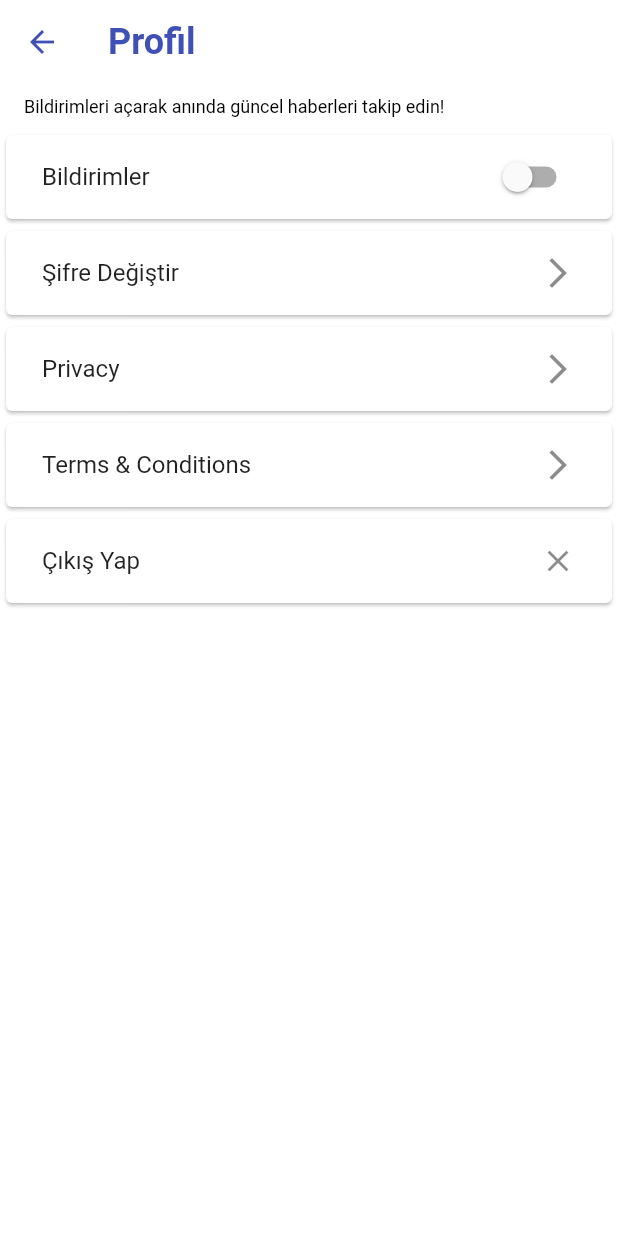
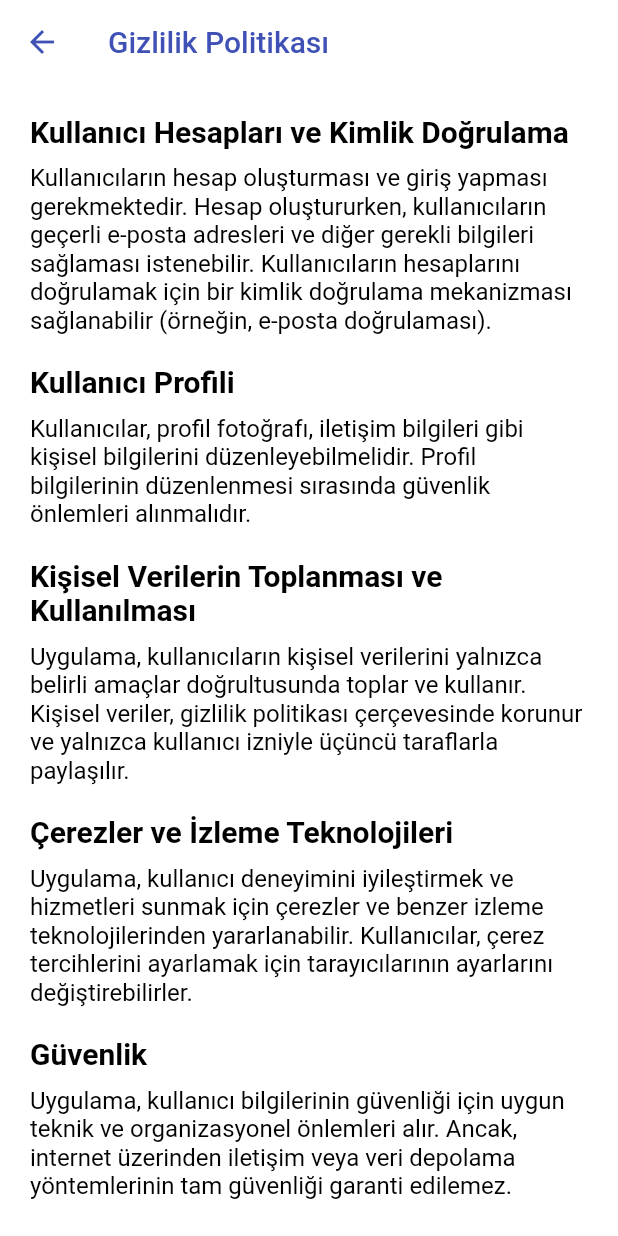
Before and after one commit to musaguzel/akilli_kampus, a Flutter app: the ProfilePage screen opened directly, after a tap on "Privacy", on a phone screen of 412 x 824 dp. Run offline on Flutter 3.47's test engine with Material 2 defaults, Android fonts, the phone set to English and light mode, and no system bars; our stand-ins replace assets_audio_player, cached_network_image, carousel_slider, cloud_firestore, connectivity_plus, easy_localization and 13 more; missing offline and left inert: qr_code_scanner; accounts and stored records are empty; generated files the repository leaves out were written again; network calls fail.

Commit message:
hackathlon commit

```diff
--- a/lib/core/constants/navigation/navigation_constants.dart
+++ b/lib/core/constants/navigation/navigation_constants.dart
@@ -1,4 +1,5 @@
 
+import 'package:akilli_kampus/view/privacy_policy/view/privacy_policy_page.dart';
 import 'package:akilli_kampus/view/splash/view/splash_view.dart';
 
 class NavigationConstants {
@@ -12,7 +13,11 @@ class NavigationConstants {
 
   static const HOME = '/home';
 
+  static const QR = '/qr';
+
   static const MAIN = '/main';
+
+  static const PRIVACY_POLICY = '/privacypolicy';
 
 
   static const CHANGE_PASSWORD = '/changepassword';
--- a/lib/core/init/navigation/navigation_route.dart
+++ b/lib/core/init/navigation/navigation_route.dart
@@ -1,5 +1,6 @@
 import 'package:akilli_kampus/view/change_password/view/change_password._page.dart';
 import 'package:akilli_kampus/view/main/view/main_page.dart';
+import 'package:akilli_kampus/view/privacy_policy/view/privacy_policy_page.dart';
 import 'package:akilli_kampus/view/splash/view/splash_view.dart';
 import 'package:flutter/material.dart';
 import 'package:page_transition/page_transition.dart';
@@ -22,6 +23,11 @@ class NavigationRoute {
       case NavigationConstants.CHANGE_PASSWORD:
         return normalNavigate(const ChangePassword(), NavigationConstants.CHANGE_PASSWORD ,args.arguments); //SplashView
 
+      case NavigationConstants.PRIVACY_POLICY:
+        return normalNavigate(const PrivacyPolicy(), NavigationConstants.CHANGE_PASSWORD ,args.arguments);
+
+      case NavigationConstants.QR:
+        return normalNavigate(const PrivacyPolicy(), NavigationConstants.QR ,args.arguments);
 
       case NavigationConstants.MAIN:
         return normalNavigate( const MainPage(), NavigationConstants.MAIN ,args.arguments);
--- a/lib/core/init/theme/app_theme.dart
+++ b/lib/core/init/theme/app_theme.dart
@@ -11,8 +11,8 @@ final MyAppTheme = ThemeData(
       secondary: Color(0xffCCD7E3)
     ),
     textTheme: const TextTheme(
-      bodyLarge: TextStyle(color: Color(0xFFFFFFFF)), // Açık tema yazı rengi
-      bodyMedium: TextStyle(color: Color(0xFFFFFFFF)), // Açık tema yazı rengi
+      bodyLarge: TextStyle(color: Color(0xFF000000)), // Açık tema yazı rengi
+      bodyMedium: TextStyle(color: Color(0xFF000000)), // Açık tema yazı rengi
     ),
     appBarTheme:  const AppBarTheme(
       foregroundColor: Colors.indigo,
--- a/lib/view/main/view/main_page.dart
+++ b/lib/view/main/view/main_page.dart
@@ -2,6 +2,7 @@ import 'package:akilli_kampus/core/extension/context_extension.dart';
 import 'package:akilli_kampus/product/widgets/shimmer/shimmer_widget.dart';
 import 'package:akilli_kampus/view/home/view/home_page.dart';
 import 'package:akilli_kampus/view/profile/view/profil_page.dart';
+import 'package:akilli_kampus/view/qr/view/qr_page.dart';
 import 'package:cached_network_image/cached_network_image.dart';
 import 'package:flutter/material.dart';
 import 'package:flutter_mobx/flutter_mobx.dart';
@@ -94,7 +95,7 @@ class MainPage extends StatelessWidget {
                       viewModel: viewModel,
                       icon: Icons.access_time_outlined,
                       selectedTabIndex: 2,
-                      text: 'Yemek'),
+                      text: 'QR'),
                   buildObserver(
                       viewModel: viewModel,
                       icon: Icons.ac_unit_sharp,
@@ -115,7 +116,7 @@ class MainPage extends StatelessWidget {
     return const TabBarView(children: [
       HomePage(),
       HomePage(),
-      HomePage(),
+      QRCodeWidget(),
       ProfilePage(),
     ]);
   }
--- /dev/null
+++ b/lib/view/privacy_policy/view/privacy_policy_page.dart
@@ -0,0 +1,74 @@
+import 'package:flutter/material.dart';
+
+class PrivacyPolicy extends StatelessWidget {
+  const PrivacyPolicy({Key? key}) : super(key: key);
+
+  @override
+  Widget build(BuildContext context) {
+    return Scaffold(
+      appBar: AppBar(
+        title: const Text('Gizlilik Politikası'),
+      ),
+      body: SingleChildScrollView(
+        padding: const EdgeInsets.all(20.0),
+        child: Column(
+          crossAxisAlignment: CrossAxisAlignment.start,
+          children: [
+            buildSection(
+              title: 'Kullanıcı Hesapları ve Kimlik Doğrulama',
+              content:
+              'Kullanıcıların hesap oluşturması ve giriş yapması gerekmektedir. Hesap oluştururken, kullanıcıların geçerli e-posta adresleri ve diğer gerekli bilgileri sağlaması istenebilir. Kullanıcıların hesaplarını doğrulamak için bir kimlik doğrulama mekanizması sağlanabilir (örneğin, e-posta doğrulaması).',
+            ),
+            buildSection(
+              title: 'Kullanıcı Profili',
+              content:
+              'Kullanıcılar, profil fotoğrafı, iletişim bilgileri gibi kişisel bilgilerini düzenleyebilmelidir. Profil bilgilerinin düzenlenmesi sırasında güvenlik önlemleri alınmalıdır.',
+            ),
+            buildSection(
+              title: 'Kişisel Verilerin Toplanması ve Kullanılması',
+              content:
+              'Uygulama, kullanıcıların kişisel verilerini yalnızca belirli amaçlar doğrultusunda toplar ve kullanır. Kişisel veriler, gizlilik politikası çerçevesinde korunur ve yalnızca kullanıcı izniyle üçüncü taraflarla paylaşılır.',
+            ),
+            buildSection(
+              title: 'Çerezler ve İzleme Teknolojileri',
+              content:
+              'Uygulama, kullanıcı deneyimini iyileştirmek ve hizmetleri sunmak için çerezler ve benzer izleme teknolojilerinden yararlanabilir. Kullanıcılar, çerez tercihlerini ayarlamak için tarayıcılarının ayarlarını değiştirebilirler.',
+            ),
+            buildSection(
+              title: 'Güvenlik',
+              content:
+              'Uygulama, kullanıcı bilgilerinin güvenliği için uygun teknik ve organizasyonel önlemleri alır. Ancak, internet üzerinden iletişim veya veri depolama yöntemlerinin tam güvenliği garanti edilemez.',
+            ),
+            buildSection(
+              title: 'Değişiklikler ve Güncellemeler',
+              content:
+              'Gizlilik politikası, gerektiğinde güncellenebilir veya değiştirilebilir. Bu nedenle, kullanıcılar periyodik olarak bu sayfayı ziyaret ederek güncellemeler hakkında bilgi edinmelidir.',
+            ),
+          ],
+        ),
+      ),
+    );
+  }
+
+  Widget buildSection({required String title, required String content}) {
+    return Column(
+      crossAxisAlignment: CrossAxisAlignment.start,
+      children: [
+        Text(
+          title,
+          style: const TextStyle(
+            fontSize: 20,
+            fontWeight: FontWeight.bold,
+            color: Colors.black,
+          ),
+        ),
+        const SizedBox(height: 10),
+        Text(
+          content,
+          style: const TextStyle(fontSize: 16),
+        ),
+        const SizedBox(height: 20),
+      ],
+    );
+  }
+}
--- a/lib/view/profile/view/profil_page.dart
+++ b/lib/view/profile/view/profil_page.dart
@@ -2,6 +2,8 @@ import 'package:akilli_kampus/core/base/view/base_widget.dart';
 import 'package:akilli_kampus/core/constants/navigation/navigation_constants.dart';
 import 'package:akilli_kampus/view/profile/viewModel/profile_page_view_model.dart';
 import 'package:flutter/material.dart';
+
+import '../../privacy_policy/view/privacy_policy_page.dart';
 
 class ProfilePage extends StatefulWidget {
   const ProfilePage({Key? key}) : super(key: key);
@@ -96,7 +98,7 @@ class _ProfilePageState extends State<ProfilePage> {
                   Card(
                     child: InkWell(
                       onTap: () {
-                        // Buraya Privacy ile ilgili yapılacak işlemleri ekle
+                        viewModel.navigation.navigateToPage(path: NavigationConstants.PRIVACY_POLICY);
                       },
                       child: const Padding(
                         padding: EdgeInsets.symmetric(horizontal: 8.0),
--- a/pubspec.yaml
+++ b/pubspec.yaml
@@ -84,6 +84,7 @@ dev_dependencies:
   build_runner: ^2.4.4
   json_serializable: ^6.7.0
   flutter_launcher_icons: ^0.13.1
+  qr_code_scanner: ^1.0.1
 
 dependency_overrides:
   test_api: 0.4.18
```
Also changed, not shown: lib/view/change_password/view/change_password._page.dart (+33 -19 lines), lib/view/qr/view/qr_page.dart (added, +117 -0 lines), pubspec.lock.
